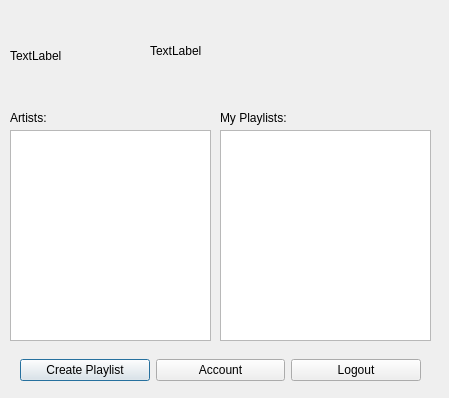
Old version of the form listenerdashboard.ui in the repository Kiana-hash/MusicAppQt.
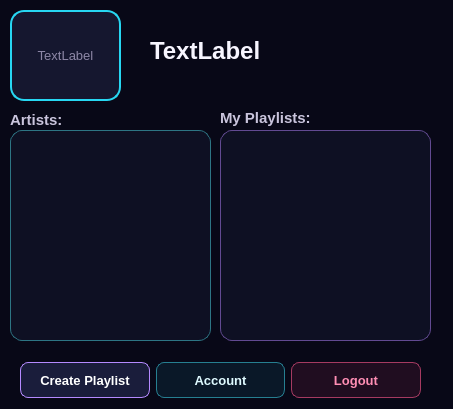
New version of the form.

Commit message: made the ui stylish with stylesheets and added resource file for  background images inside app

```diff
--- a/listenerdashboard.ui
+++ b/listenerdashboard.ui
@@ -6,19 +6,387 @@
    <rect>
     <x>0</x>
     <y>0</y>
-    <width>449</width>
-    <height>398</height>
+    <width>453</width>
+    <height>409</height>
    </rect>
   </property>
   <property name="windowTitle">
    <string>Dialog</string>
   </property>
+  <property name="styleSheet">
+   <string notr="true">/* =========================================
+   SHARED DARK SYNTHWAVE FOUNDATION
+   ========================================= */
+
+QWidget {
+    color: #F7F5FF;
+    font-family: &quot;Segoe UI&quot;;
+    font-size: 10pt;
+}
+
+QDialog,
+QMainWindow {
+    background-color: #080817;
+}
+
+/* ---------- Labels ---------- */
+
+QLabel {
+    color: #F7F5FF;
+    background-color: transparent;
+}
+
+/* ---------- Text inputs ---------- */
+
+QLineEdit,
+QTextEdit,
+QSpinBox,
+QComboBox {
+    color: #F7F5FF;
+    background-color: rgba(17, 19, 39, 235);
+
+    border: 1px solid #37335C;
+    border-radius: 8px;
+
+    padding: 6px 9px;
+
+    selection-background-color: #8B5CF6;
+    selection-color: white;
+}
+
+QLineEdit:hover,
+QTextEdit:hover,
+QSpinBox:hover,
+QComboBox:hover {
+    border-color: #625A92;
+}
+
+QLineEdit:focus,
+QTextEdit:focus,
+QSpinBox:focus,
+QComboBox:focus {
+    background-color: #151831;
+    border: 1px solid #27D7F2;
+}
+
+QLineEdit:disabled,
+QTextEdit:disabled,
+QSpinBox:disabled,
+QComboBox:disabled {
+    color: #686581;
+    background-color: #0E1022;
+    border-color: #25233D;
+}
+
+/* ---------- Combo box ---------- */
+
+QComboBox::drop-down {
+    width: 25px;
+    border: none;
+}
+
+QComboBox QAbstractItemView {
+    color: #F7F5FF;
+    background-color: #14162D;
+
+    border: 1px solid #534B82;
+    border-radius: 7px;
+
+    padding: 4px;
+    outline: none;
+
+    selection-color: white;
+    selection-background-color: #734BD1;
+}
+
+/* ---------- Buttons ---------- */
+
+QPushButton {
+    min-height: 30px;
+
+    color: #F7F5FF;
+    background-color: #1A1D3B;
+
+    border: 1px solid #49446F;
+    border-radius: 8px;
+
+    padding: 2px 12px;
+
+    font-weight: 600;
+}
+
+QPushButton:hover {
+    background-color: #27264D;
+    border-color: #9B7CFF;
+}
+
+QPushButton:pressed {
+    background-color: #342A68;
+    border-color: #F15BB5;
+}
+
+QPushButton:focus {
+    border-color: #27D7F2;
+}
+
+QPushButton:disabled {
+    color: #686581;
+    background-color: #101225;
+    border-color: #282640;
+}
+
+/* ---------- Lists ---------- */
+
+QListWidget {
+    color: #F7F5FF;
+    background-color: rgba(14, 16, 35, 238);
+
+    border: 1px solid #302D52;
+    border-radius: 12px;
+
+    padding: 5px;
+    outline: none;
+}
+
+QListWidget::item {
+    min-height: 34px;
+
+    margin: 2px;
+    padding: 6px 9px;
+
+    border-radius: 8px;
+}
+
+QListWidget::item:hover {
+    background-color: rgba(93, 68, 157, 125);
+}
+
+QListWidget::item:selected {
+    color: white;
+    background-color: #6842C2;
+}
+
+/* ---------- Scrollbars ---------- */
+
+QScrollBar:vertical {
+    width: 10px;
+
+    background-color: transparent;
+
+    margin: 5px 2px 5px 0;
+}
+
+QScrollBar::handle:vertical {
+    min-height: 30px;
+
+    background-color: #4C4477;
+    border-radius: 5px;
+}
+
+QScrollBar::handle:vertical:hover {
+    background-color: #8B5CF6;
+}
+
+QScrollBar::add-line:vertical,
+QScrollBar::sub-line:vertical,
+QScrollBar::add-page:vertical,
+QScrollBar::sub-page:vertical {
+    height: 0;
+    background-color: transparent;
+}
+
+/* ---------- Radio buttons ---------- */
+
+QRadioButton {
+    color: #D8D4EC;
+    spacing: 7px;
+}
+
+QRadioButton::indicator {
+    width: 15px;
+    height: 15px;
+
+    background-color: #111327;
+
+    border: 1px solid #625A92;
+    border-radius: 8px;
+}
+
+QRadioButton::indicator:hover {
+    border-color: #27D7F2;
+}
+
+QRadioButton::indicator:checked {
+    background-color: #F15BB5;
+    border: 4px solid #211B43;
+}
+
+/* ---------- Sliders ---------- */
+
+QSlider::groove:horizontal {
+    height: 6px;
+
+    background-color: #292642;
+    border-radius: 3px;
+}
+
+QSlider::sub-page:horizontal {
+    background: qlineargradient(
+        x1: 0,
+        y1: 0,
+        x2: 1,
+        y2: 0,
+        stop: 0 #27D7F2,
+        stop: 0.52 #8B5CF6,
+        stop: 1 #F15BB5
+    );
+
+    border-radius: 3px;
+}
+
+QSlider::add-page:horizontal {
+    background-color: #292642;
+    border-radius: 3px;
+}
+
+QSlider::handle:horizontal {
+    width: 15px;
+
+    margin: -5px 0;
+
+    background-color: #F7F5FF;
+
+    border: 2px solid #A66CFF;
+    border-radius: 8px;
+}
+
+QSlider::handle:horizontal:hover {
+    background-color: #27D7F2;
+    border-color: white;
+}
+
+/* ---------- Tooltips ---------- */
+
+QToolTip {
+    color: white;
+    background-color: #171A35;
+
+    border: 1px solid #8B5CF6;
+    border-radius: 5px;
+
+    padding: 5px;
+}
+
+/* ---------- Message boxes ---------- */
+
+QMessageBox {
+    background-color: #0D0F20;
+}
+
+QMessageBox QLabel {
+    min-width: 260px;
+    color: #F7F5FF;
+}
+
+QMessageBox QPushButton {
+    min-width: 84px;
+}
+
+/* LISTENER DASHBOARD */
+
+QDialog#ListenerDashboard {
+    background: qradialgradient(
+        cx: 0.1,
+        cy: 0.05,
+        radius: 1.15,
+        stop: 0 #173550,
+        stop: 0.35 #11142D,
+        stop: 1 #080817
+    );
+}
+
+QLabel#welcomeLabel {
+    color: #F7F5FF;
+
+    font-family: &quot;Bahnschrift&quot;;
+    font-size: 18pt;
+    font-weight: 700;
+}
+
+QLabel#label,
+QLabel#label_2 {
+    color: #C9C4DC;
+
+    font-family: &quot;Bahnschrift&quot;;
+    font-size: 11pt;
+    font-weight: 700;
+}
+
+QLabel#profilePhotoLabel {
+    color: #8D87A6;
+    background-color: #15172F;
+
+    border: 2px solid #27D7F2;
+    border-radius: 14px;
+}
+
+QListWidget#artistsListWidget {
+    border-color: #2D7584;
+}
+
+QListWidget#playlistsListWidget {
+    border-color: #624A92;
+}
+
+QPushButton#createPlaylistButton {
+    color: white;
+
+    background: qlineargradient(
+        x1: 0,
+        y1: 0,
+        x2: 1,
+        y2: 0,
+        stop: 0 #6941C6,
+        stop: 0.55 #8B5CF6,
+        stop: 1 #D946A5
+    );
+
+    border-color: #B58AFF;
+}
+
+QPushButton#createPlaylistButton:hover {
+    border-color: #27D7F2;
+}
+
+QPushButton#accountButton {
+    color: #DFFAFF;
+    background-color: rgba(39, 215, 242, 20);
+    border-color: #267F91;
+}
+
+QPushButton#accountButton:hover {
+    color: #07151A;
+    background-color: #27D7F2;
+}
+
+QPushButton#logoutButton {
+    color: #FF8EB4;
+    background-color: rgba(183, 43, 91, 35);
+    border-color: #A63A61;
+}
+
+QPushButton#logoutButton:hover {
+    color: white;
+    background-color: #B72B5B;
+    border-color: #FF8EB4;
+}</string>
+  </property>
   <widget class="QLabel" name="welcomeLabel">
    <property name="geometry">
     <rect>
      <x>150</x>
      <y>30</y>
-     <width>171</width>
+     <width>291</width>
      <height>41</height>
     </rect>
    </property>
@@ -31,8 +399,8 @@
     <rect>
      <x>10</x>
      <y>110</y>
-     <width>49</width>
-     <height>16</height>
+     <width>51</width>
+     <height>20</height>
     </rect>
    </property>
    <property name="text">
@@ -76,7 +444,7 @@
    <property name="geometry">
     <rect>
      <x>20</x>
-     <y>330</y>
+     <y>340</y>
      <width>401</width>
      <height>80</height>
     </rect>
@@ -117,6 +485,12 @@
    <property name="text">
     <string>TextLabel</string>
    </property>
+   <property name="scaledContents">
+    <bool>true</bool>
+   </property>
+   <property name="alignment">
+    <set>Qt::AlignmentFlag::AlignCenter</set>
+   </property>
   </widget>
  </widget>
  <resources/>
```
The commit also changes 25 other files.
